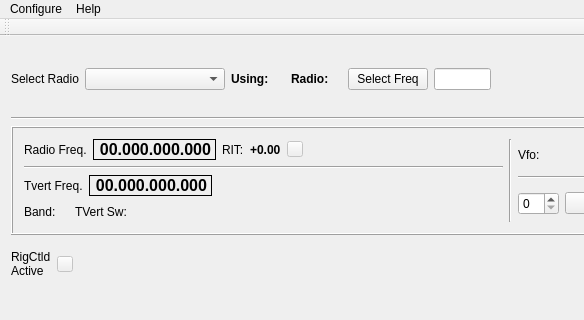
This is mqt/MqtRigControl/rigcontrolmainwindow.ui in Rsclub22/Minos2-Mirror as Qt 5 draws it before an edit; both pictures show x 0 to 584 and y 0 to 320 of the 1020 by 320 pixel window. The edited form follows.
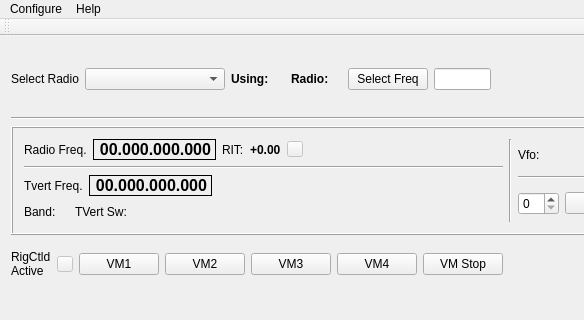
This is the edited form. Custom widgets are drawn as their Qt base class.

Commit message: add send_voice_memory

```diff
--- a/mqt/MqtRigControl/rigcontrolmainwindow.ui
+++ b/mqt/MqtRigControl/rigcontrolmainwindow.ui
@@ -822,6 +822,41 @@
         </item>
        </layout>
       </item>
+      <item>
+       <widget class="QPushButton" name="voiceMemPb1">
+        <property name="text">
+         <string>VM1</string>
+        </property>
+       </widget>
+      </item>
+      <item>
+       <widget class="QPushButton" name="voiceMemPb2">
+        <property name="text">
+         <string>VM2</string>
+        </property>
+       </widget>
+      </item>
+      <item>
+       <widget class="QPushButton" name="voiceMemPb3">
+        <property name="text">
+         <string>VM3</string>
+        </property>
+       </widget>
+      </item>
+      <item>
+       <widget class="QPushButton" name="voiceMemPb4">
+        <property name="text">
+         <string>VM4</string>
+        </property>
+       </widget>
+      </item>
+      <item>
+       <widget class="QPushButton" name="voiceMemStopPb">
+        <property name="text">
+         <string>VM Stop</string>
+        </property>
+       </widget>
+      </item>
       <item>
        <spacer name="horizontalSpacer_6">
         <property name="orientation">
```
Left out of the diff: 2 changed lines with no effect on the pictures. The commit also changes 7 other files.
